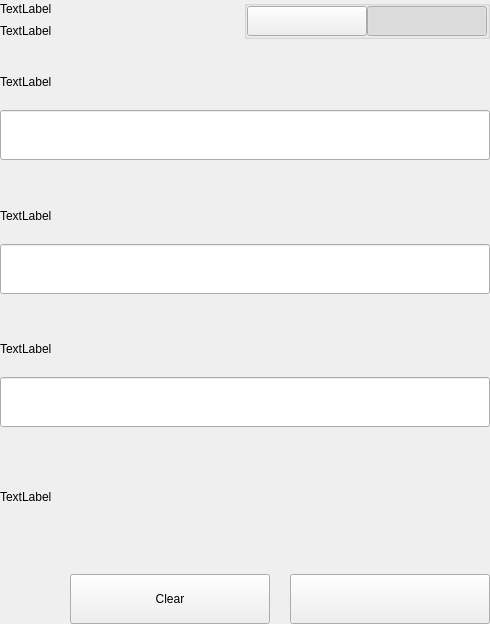
First picture: the form in src/qt/castle/settings/forms/settingsbittoolwidget.ui, repository growaleaf/CastleMN, before the edit.
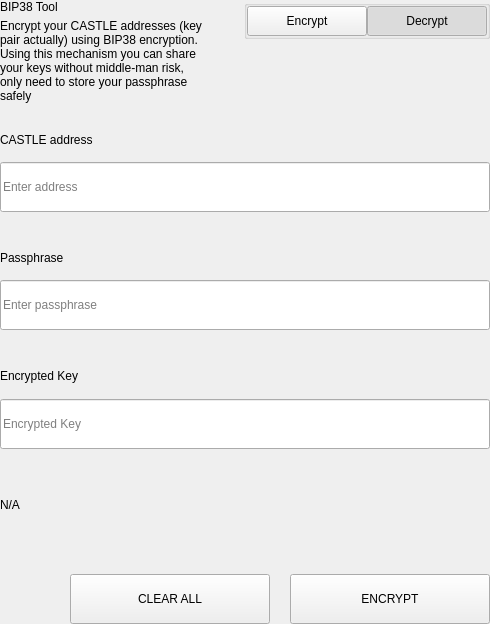
Second picture: the form after the edit.

```diff
--- a/src/qt/castle/settings/forms/settingsbittoolwidget.ui
+++ b/src/qt/castle/settings/forms/settingsbittoolwidget.ui
@@ -62,14 +62,15 @@
             <item>
              <widget class="QLabel" name="labelTitle">
               <property name="text">
-               <string>TextLabel</string>
+               <string>BIP38 Tool</string>
               </property>
              </widget>
             </item>
             <item>
              <widget class="QLabel" name="labelSubtitle1">
               <property name="text">
-               <string>TextLabel</string>
+               <string>Encrypt your CASTLE addresses (key pair actually) using BIP38 encryption.
+Using this mechanism you can share your keys without middle-man risk, only need to store your passphrase safely</string>
               </property>
               <property name="wordWrap">
                <bool>true</bool>
@@ -133,7 +134,7 @@
                 <enum>Qt::NoFocus</enum>
                </property>
                <property name="text">
-                <string/>
+                <string>Encrypt</string>
                </property>
                <property name="checkable">
                 <bool>true</bool>
@@ -161,7 +162,7 @@
                 <enum>Qt::NoFocus</enum>
                </property>
                <property name="text">
-                <string/>
+                <string>Decrypt</string>
                </property>
                <property name="checkable">
                 <bool>true</bool>
@@ -647,7 +648,7 @@
                   </size>
                  </property>
                  <property name="text">
-                  <string>TextLabel</string>
+                  <string>CASTLE address</string>
                  </property>
                 </widget>
                </item>
@@ -659,6 +660,9 @@
                    <height>50</height>
                   </size>
                  </property>
+                 <property name="placeholderText">
+                  <string>Enter address</string>
+                 </property>
                 </widget>
                </item>
               </layout>
@@ -718,7 +722,7 @@
                     </size>
                    </property>
                    <property name="text">
-                    <string>TextLabel</string>
+                    <string>Passphrase</string>
                    </property>
                   </widget>
                  </item>
@@ -736,6 +740,9 @@
                      <height>50</height>
                     </size>
                    </property>
+                   <property name="placeholderText">
+                    <string>Enter passphrase</string>
+                   </property>
                   </widget>
                  </item>
                 </layout>
@@ -801,7 +808,7 @@
                   </size>
                  </property>
                  <property name="text">
-                  <string>TextLabel</string>
+                  <string>Encrypted Key</string>
                  </property>
                 </widget>
                </item>
@@ -813,6 +820,9 @@
                    <height>50</height>
                   </size>
                  </property>
+                 <property name="placeholderText">
+                  <string>Encrypted Key</string>
+                 </property>
                 </widget>
                </item>
               </layout>
@@ -821,7 +831,7 @@
             <item>
              <widget class="QLabel" name="statusLabel_ENC">
               <property name="text">
-               <string>TextLabel</string>
+               <string notr="true">N/A</string>
               </property>
              </widget>
             </item>
@@ -874,7 +884,7 @@
                  <enum>Qt::NoFocus</enum>
                 </property>
                 <property name="text">
-                 <string>Clear</string>
+                 <string>CLEAR ALL</string>
                 </property>
                </widget>
               </item>
@@ -912,7 +922,7 @@
                  <enum>Qt::NoFocus</enum>
                 </property>
                 <property name="text">
-                 <string/>
+                 <string>ENCRYPT</string>
                 </property>
                </widget>
               </item>
```
Left out of the diff: 19 changed lines with no effect on the pictures.
